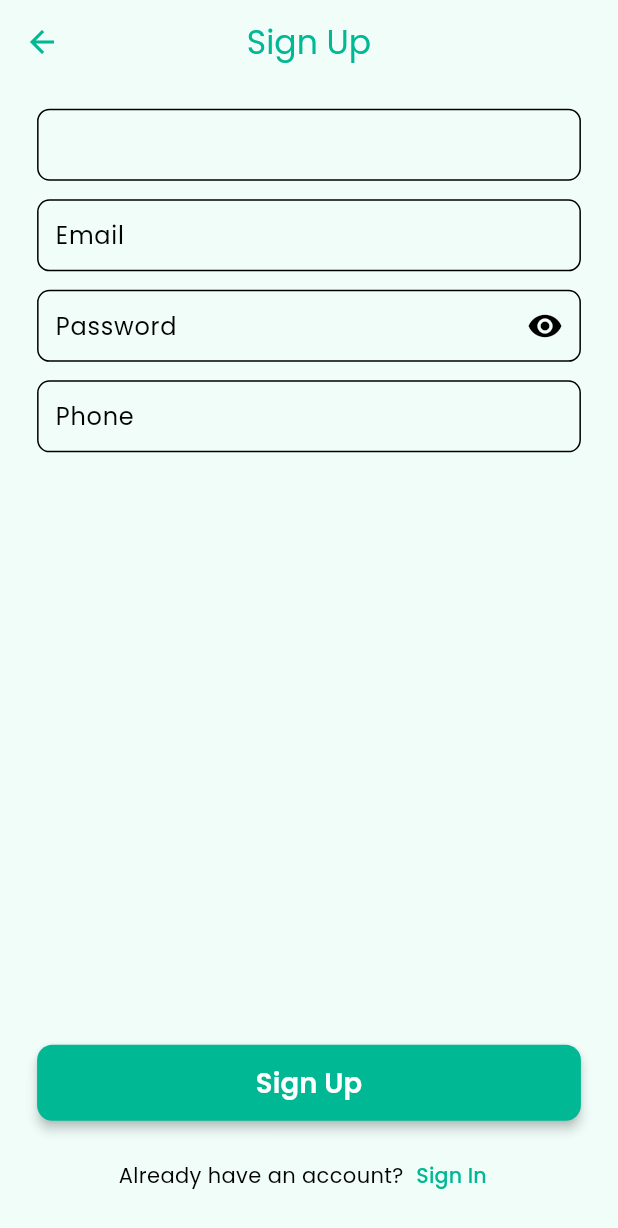
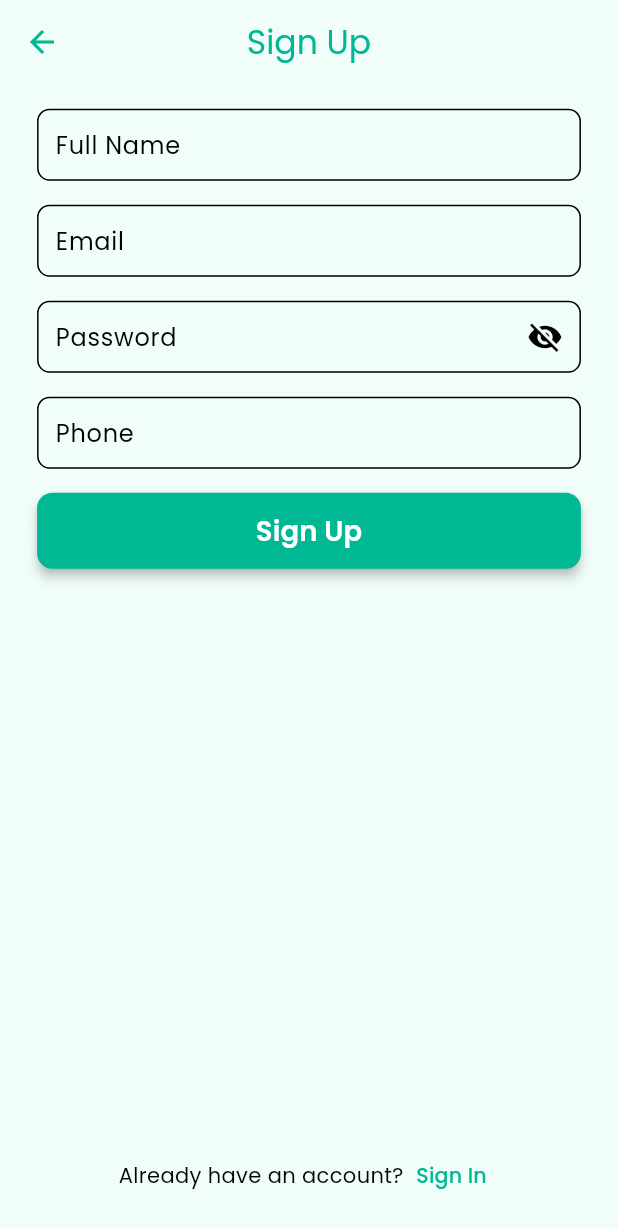
Before and after one commit to sgamzeo/firebase_challenge, a Flutter app: the SignUpPage screen opened by its route, on a phone screen of 412 x 824 dp. Shown: the top 1228 px of the screen. Run offline on Flutter 3.47's test engine with Material 3 defaults, Android fonts, the phone set to English and light mode, and no system bars; our stand-ins replace cached_network_image, device_preview, flutter_screenutil, google_fonts.

Commit message:
refactor(banana_tree): integrate CustomForm in SignInPage and SignUpPage

```diff
--- a/lib/feature/banana_tree_community/view/sign_up_page.dart
+++ b/lib/feature/banana_tree_community/view/sign_up_page.dart
@@ -1,4 +1,4 @@
-import 'package:firebase_challenge/core/components/custom_button.dart';
+import 'package:firebase_challenge/core/components/custom_form.dart';
 import 'package:firebase_challenge/core/components/custom_text_button.dart';
 import 'package:firebase_challenge/core/components/custom_text_field.dart';
 import 'package:firebase_challenge/core/constants/dimens.dart';
@@ -7,15 +7,15 @@ import 'package:flutter/material.dart';
 class SignUpPage extends StatelessWidget {
   const SignUpPage({super.key});
 
-  final List<FieldType> fields = const [
-    FieldType.normal, // Name
-    FieldType.email,
-    FieldType.password,
-    FieldType.phone, // opsiyonel
-  ];
-
   @override
   Widget build(BuildContext context) {
+    final fields = [
+      FormFieldData(fieldType: FieldType.normal, label: 'Full Name'),
+      FormFieldData(fieldType: FieldType.email),
+      FormFieldData(fieldType: FieldType.password),
+      FormFieldData(fieldType: FieldType.phone),
+    ];
+
     return Scaffold(
       appBar: AppBar(title: const Text('Sign Up'), centerTitle: true),
       body: Padding(
@@ -23,19 +23,11 @@ class SignUpPage extends StatelessWidget {
         child: Column(
           children: [
             Expanded(
-              child: ListView.separated(
-                itemCount: fields.length,
-                separatorBuilder: (_, __) =>
-                    SizedBox(height: Dimens.spaceMedium),
-                itemBuilder: (context, index) {
-                  return CustomTextField(fieldType: fields[index]);
-                },
+              child: CustomForm(
+                fields: fields,
+                onSubmit: () {},
+                submitText: 'Sign Up',
               ),
-            ),
-            SizedBox(height: Dimens.spaceLarge),
-            SizedBox(
-              width: double.infinity,
-              child: CustomButton(text: 'Sign Up', onPressed: () {}),
             ),
             SizedBox(height: Dimens.spaceMedium),
             Row(
```
Also changed, not shown: lib/feature/banana_tree_community/view/sign_in_page.dart (+22 -14 lines).
